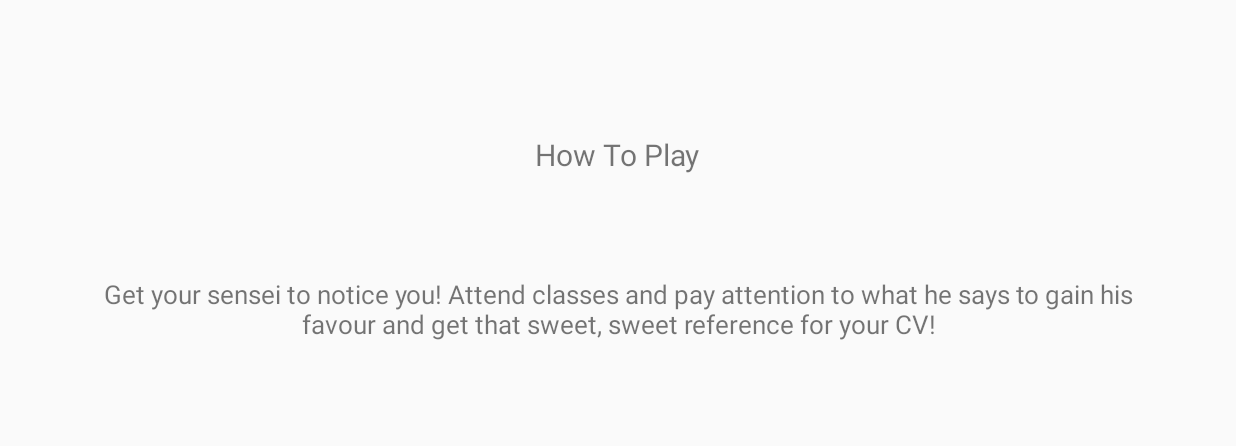
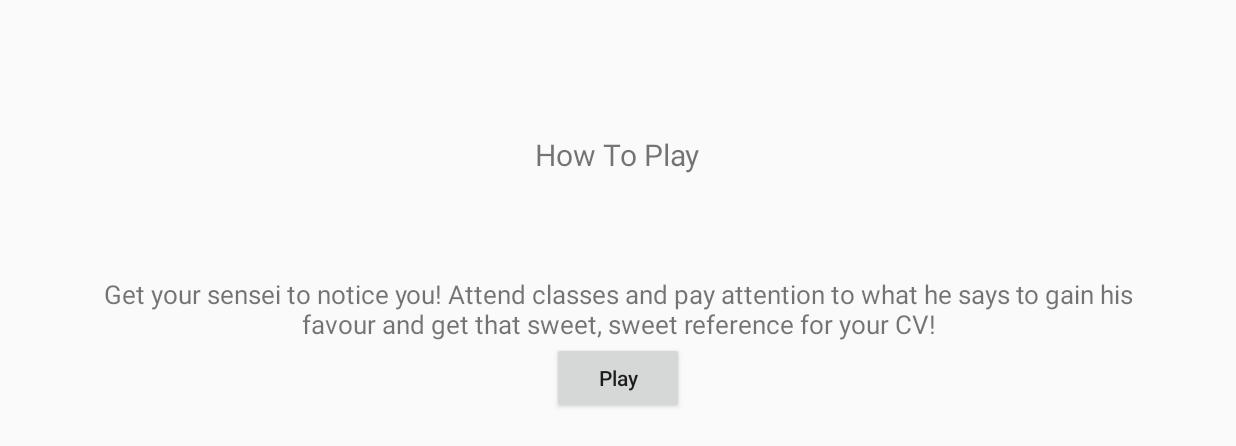
Before and after one commit to TheBaconLatte/cs385, an Android app: the instructions screen opened directly, with no data from a screen before it, on a phone screen of 824 x 412 dp (held sideways). Shown: the top 446 px of the screen. Run offline under Robolectric (Android 15) with nearby library versions, the phone set to English and light mode, and no system bars.

Commit message:
Made small changes to instructions page to provide button to redirect you to game

```diff
--- a/GroupProjectTest/app/src/main/java/com/example/kerrie_ann/groupprojecttest/instructions.java
+++ b/GroupProjectTest/app/src/main/java/com/example/kerrie_ann/groupprojecttest/instructions.java
@@ -1,14 +1,28 @@
 package com.example.kerrie_ann.groupprojecttest;
 
+import android.content.Intent;
 import android.support.v7.app.AppCompatActivity;
 import android.os.Bundle;
+import android.view.View;
+import android.widget.Button;
 
 //this class will display the instructions page of the game
 public class instructions extends AppCompatActivity {
+    Button play;
 
     @Override
     protected void onCreate(Bundle savedInstanceState) {
         super.onCreate(savedInstanceState);
         setContentView(R.layout.activity_instructions);
+
+        Button play = (Button) findViewById(R.id.play);
+
+        play.setOnClickListener(new View.OnClickListener(){
+            public void onClick(View z){
+                Intent play = new Intent(instructions.this, gamePage1.class);
+                startActivity(play);
+
+            }
+        });
     }
 }
--- a/GroupProjectTest/app/src/main/res/layout/activity_instructions.xml
+++ b/GroupProjectTest/app/src/main/res/layout/activity_instructions.xml
@@ -30,4 +30,13 @@
         android:textSize="17sp"
         android:id="@+id/textView"
         android:gravity="center_vertical|center_horizontal" />
+
+    <Button
+        android:layout_width="wrap_content"
+        android:layout_height="wrap_content"
+        android:layout_below="@+id/textView"
+        android:layout_centerHorizontal="true"
+        android:text="@string/play"
+        android:textAllCaps="false"
+        android:id="@+id/play"/>
 </RelativeLayout>
--- a/GroupProjectTest/app/src/main/res/values/strings.xml
+++ b/GroupProjectTest/app/src/main/res/values/strings.xml
@@ -1,6 +1,7 @@
 <resources>
     <string name="app_name">GroupProjectTest</string>
     <string name="title">Notice Me Sensei!</string>
+    <string name="play">Play</string>
     <string name="instructions">Get your sensei to notice you! Attend classes and pay attention to what he says to gain his favour and get that sweet, sweet reference for your CV!</string>
     <string name="greeting">Welcome to your class on Java!</string>
     <string name="next">Next</string>
```
